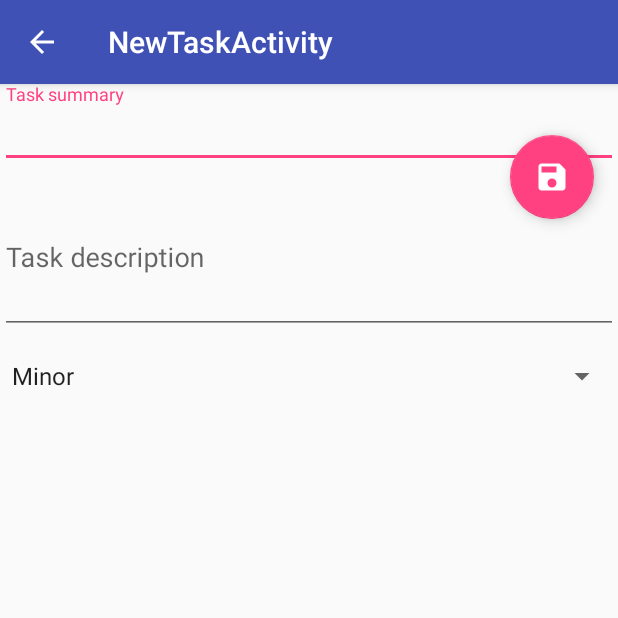
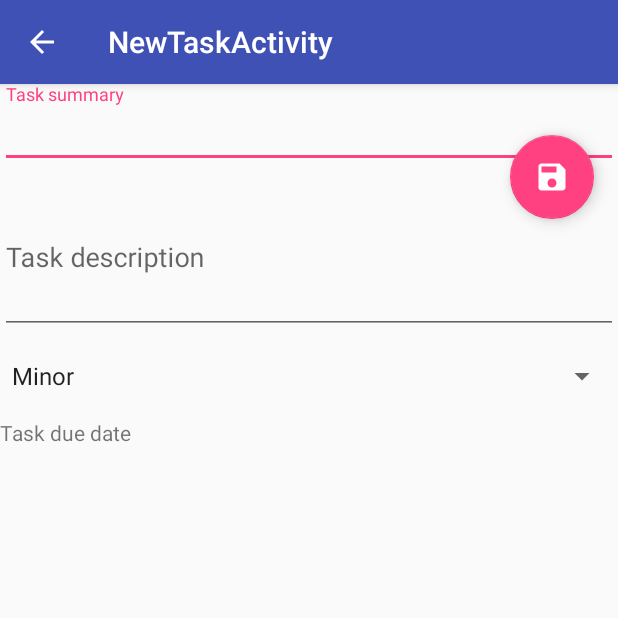
Before and after one commit to EmiliaCiastek/ToDoApp, an Android app: the NewTaskActivity screen opened directly, with no data from a screen before it, on a phone screen of 412 x 824 dp, the top half of it. Run offline under Robolectric (Android 15) with nearby library versions, the phone set to English and light mode, and no system bars.

```diff
--- a/app/src/main/java/com/ciastek/todoapp/NewTaskActivity.java
+++ b/app/src/main/java/com/ciastek/todoapp/NewTaskActivity.java
@@ -1,5 +1,6 @@
 package com.ciastek.todoapp;
 
+import android.app.DatePickerDialog;
 import android.content.ContentValues;
 import android.net.Uri;
 import android.os.Bundle;
@@ -9,18 +10,27 @@ import android.support.design.widget.TextInputLayout;
 import android.support.v7.app.AlertDialog;
 import android.support.v7.app.AppCompatActivity;
 import android.support.v7.widget.Toolbar;
+import android.util.Log;
 import android.view.View;
 import android.widget.ArrayAdapter;
+import android.widget.DatePicker;
+import android.widget.EditText;
 import android.widget.Spinner;
+import android.widget.TextView;
 
 import com.ciastek.todoapp.database.DatabaseDescription;
 import com.ciastek.todoapp.utils.TaskUtils;
+
+import java.text.SimpleDateFormat;
+import java.util.Calendar;
 
 public class NewTaskActivity extends AppCompatActivity {
 
     private TextInputLayout taskSummaryLayout;
     private TextInputLayout taskDescriptionLayout;
     private Spinner taskPriority;
+    private Calendar calendar = Calendar.getInstance();
+    private TextView newTaskDueDate;
 
     @Override
     protected void onCreate (Bundle savedInstanceState) {
@@ -31,6 +41,11 @@ public class NewTaskActivity extends AppCompatActivity {
 
         taskSummaryLayout = (TextInputLayout) findViewById(R.id.newTaskSummary);
         taskDescriptionLayout = (TextInputLayout) findViewById(R.id.newTaskDescription);
+        newTaskDueDate = (TextView) findViewById(R.id.newTaskDueDate);
+
+
+        newTaskDueDate.setOnClickListener(dateClickListener);
+        findViewById(R.id.newTaskDueDate).setOnClickListener(dateClickListener);
 
         taskPriority = (Spinner) findViewById(R.id.newTaskPriority);
         ArrayAdapter<TaskPriority> spinnerAdapter = new ArrayAdapter<>(this, android.R.layout.simple_spinner_item, TaskPriority.values());
@@ -53,6 +68,7 @@ public class NewTaskActivity extends AppCompatActivity {
             displayWarningDialog(R.string.summary_exist_message);
         } else if (TaskUtils.isSummaryCorrect(newSummary)){
             String taskDescription = taskDescriptionLayout.getEditText().getText().toString();
+            String taskDueDate = newTaskDueDate.getText().toString();
             TaskPriority priority = (TaskPriority) taskPriority.getSelectedItem();
 
             ContentValues contentValues = new ContentValues();
@@ -60,6 +76,8 @@ public class NewTaskActivity extends AppCompatActivity {
             contentValues.put(DatabaseDescription.Task.COLUMN_DESCRIPTION, taskDescription);
             contentValues.put(DatabaseDescription.Task.COLUMN_PRIORITY, priority.getValue());
             contentValues.put(DatabaseDescription.Task.COLUMN_STATE, 0);
+            contentValues.put(DatabaseDescription.Task.COLUMN_DUE_DATE, taskDueDate);
+
 
             Uri newContactUri = getContentResolver().insert(
                         DatabaseDescription.Task.CONTENT_URI, contentValues);
@@ -80,4 +98,34 @@ public class NewTaskActivity extends AppCompatActivity {
                 .show();
     }
 
+    private View.OnClickListener dateClickListener = new View.OnClickListener() {
+
+        @Override
+        public void onClick(View v) {
+            new DatePickerDialog(NewTaskActivity.this, date, calendar
+                    .get(Calendar.YEAR), calendar.get(Calendar.MONTH),
+                    calendar.get(Calendar.DAY_OF_MONTH)).show();
+        }
+    };
+
+    private DatePickerDialog.OnDateSetListener date = new DatePickerDialog.OnDateSetListener() {
+
+        @Override
+        public void onDateSet(DatePicker view, int year, int monthOfYear,
+                              int dayOfMonth) {
+            calendar.set(Calendar.YEAR, year);
+            calendar.set(Calendar.MONTH, monthOfYear);
+            calendar.set(Calendar.DAY_OF_MONTH, dayOfMonth);
+            updateLabel();
+        }
+
+    };
+
+    private void updateLabel() {
+        String dateFormat = "yyyy-MM-dd"; //In which you need put here
+        SimpleDateFormat sdf = new SimpleDateFormat(dateFormat);
+
+        newTaskDueDate.setText(sdf.format(calendar.getTime()));
+    }
+
 }
--- a/app/src/main/java/com/ciastek/todoapp/database/DatabaseDescription.java
+++ b/app/src/main/java/com/ciastek/todoapp/database/DatabaseDescription.java
@@ -23,6 +23,8 @@ public class DatabaseDescription {
         public static final String COLUMN_DESCRIPTION = "description";
         public static final String COLUMN_PRIORITY = "priority";
         public static final String COLUMN_STATE = "state";
+        public static final String COLUMN_DUE_DATE = "due_date";
+
 
         public static Uri buildTaskUri (long id){
             return ContentUris.withAppendedId(CONTENT_URI, id);
--- a/app/src/main/java/com/ciastek/todoapp/database/TasksDatabaseHelper.java
+++ b/app/src/main/java/com/ciastek/todoapp/database/TasksDatabaseHelper.java
@@ -24,7 +24,9 @@ public class TasksDatabaseHelper extends SQLiteOpenHelper {
                 DatabaseDescription.Task.COLUMN_SUMMARY + " TEXT, " +
                 DatabaseDescription.Task.COLUMN_DESCRIPTION + " TEXT, " +
                 DatabaseDescription.Task.COLUMN_PRIORITY + " INTEGER, " +
-                DatabaseDescription.Task.COLUMN_STATE + " INTEGER);";
+                DatabaseDescription.Task.COLUMN_STATE + " INTEGER," +
+                DatabaseDescription.Task.COLUMN_DUE_DATE + " DATE);";
+
 
         sqLiteDatabase.execSQL(CREATE_TASKS_TABLE);
     }
--- a/app/src/main/res/layout/content_new_task.xml
+++ b/app/src/main/res/layout/content_new_task.xml
@@ -37,7 +37,7 @@
             android:id="@+id/newTaskEditDescription"
             android:layout_width="match_parent"
             android:layout_height="@dimen/task_description_height"
-            android:imeOptions="actionDone"
+            android:imeOptions="actionNext"
             android:inputType="none|textMultiLine"/>
     </android.support.design.widget.TextInputLayout>
 
@@ -48,4 +48,17 @@
         android:layout_marginBottom="@dimen/activity_margin"
         android:layout_marginTop="@dimen/activity_margin"/>
 
+    <TextView
+        android:id="@+id/dueDateLabel"
+        android:layout_width="match_parent"
+        android:layout_height="wrap_content"
+        android:text="@string/task_due_date"/>
+
+    <TextView
+        android:id="@+id/newTaskDueDate"
+        android:layout_width="match_parent"
+        android:layout_height="wrap_content"
+        android:textAppearance="@style/TextAppearance.AppCompat.Medium"
+        tools:style="?attr/editTextStyle"/>
+
 </LinearLayout>
--- a/app/src/main/res/values/strings.xml
+++ b/app/src/main/res/values/strings.xml
@@ -4,6 +4,7 @@
     <string name="tasks">Your tasks</string>
     <string name="title_activity_new_task">NewTaskActivity</string>
     <string name="task_summary">Task summary</string>
+    <string name="task_due_date">Task due date</string>
     <string name="task_description">Task description</string>
     <string name="title_activity_details">DetailsActivity</string>
     <string name="menu_delete">Delete task</string>
```
Also changed, not shown: app/src/main/java/com/ciastek/todoapp/DetailsActivity.java (+55 -7 lines), app/src/main/java/com/ciastek/todoapp/MainActivity.java (+25 -12 lines), app/src/main/res/layout/content_details.xml (+13 -0 lines).
